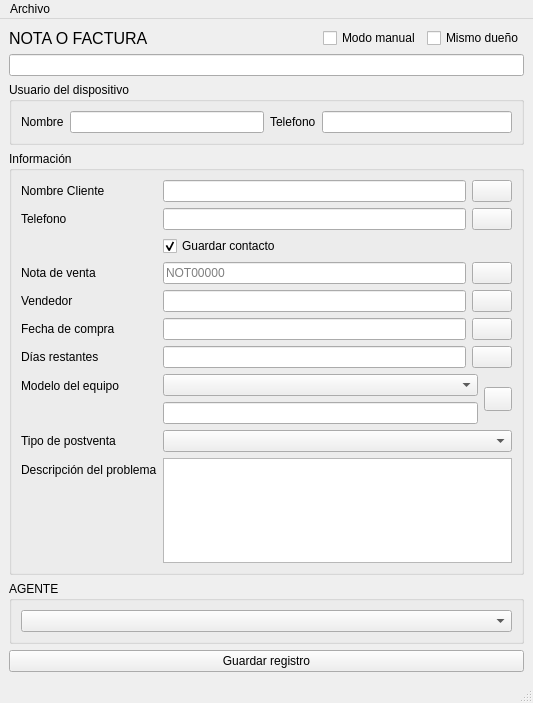
Qt form ui/aftersalesui.ui (gabod22/Pixel-after-sell-reporter) before a commit.
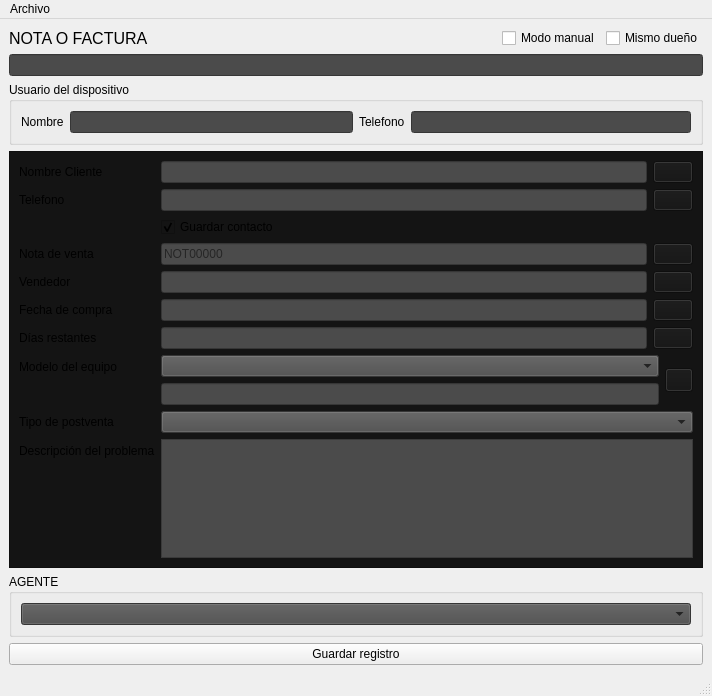
The same form after that commit. Icons and pictures are not drawn.

The edit to the form file:
```diff
--- a/ui/aftersalesui.ui
+++ b/ui/aftersalesui.ui
@@ -6,8 +6,8 @@
    <rect>
     <x>0</x>
     <y>0</y>
-    <width>533</width>
-    <height>703</height>
+    <width>712</width>
+    <height>696</height>
    </rect>
   </property>
   <property name="windowTitle">
@@ -61,7 +61,11 @@
        </layout>
       </item>
       <item>
-       <widget class="QLineEdit" name="TxtSearch"/>
+       <widget class="QLineEdit" name="TxtSearch">
+        <property name="styleSheet">
+         <string notr="true">background: rgb(75, 75, 75)</string>
+        </property>
+       </widget>
       </item>
      </layout>
     </item>
@@ -81,7 +85,11 @@
           </widget>
          </item>
          <item>
-          <widget class="QLineEdit" name="TxtUserName"/>
+          <widget class="QLineEdit" name="TxtUserName">
+           <property name="styleSheet">
+            <string notr="true">background: rgb(75, 75, 75)</string>
+           </property>
+          </widget>
          </item>
         </layout>
        </item>
@@ -95,7 +103,11 @@
           </widget>
          </item>
          <item>
-          <widget class="QLineEdit" name="TxtUserPhone"/>
+          <widget class="QLineEdit" name="TxtUserPhone">
+           <property name="styleSheet">
+            <string notr="true">background: rgb(75, 75, 75)</string>
+           </property>
+          </widget>
          </item>
         </layout>
        </item>
@@ -103,9 +115,21 @@
      </widget>
     </item>
     <item>
-     <widget class="QGroupBox" name="groupBox">
-      <property name="title">
-       <string>Información</string>
+     <widget class="QScrollArea" name="scrollArea">
+      <property name="styleSheet">
+       <string notr="true">background :rgb(20, 20, 20)</string>
+      </property>
+      <property name="widgetResizable">
+       <bool>true</bool>
+      </property>
+      <widget class="QWidget" name="scrollAreaWidgetContents">
+       <property name="geometry">
+        <rect>
+         <x>0</x>
+         <y>0</y>
+         <width>692</width>
+         <height>403</height>
+        </rect>
       </property>
       <layout class="QFormLayout" name="formLayout">
        <item row="0" column="0">
@@ -118,7 +142,11 @@
        <item row="0" column="1">
         <layout class="QHBoxLayout" name="horizontalLayout_5">
          <item>
-          <widget class="QLineEdit" name="TxtClientName"/>
+           <widget class="QLineEdit" name="TxtClientName">
+            <property name="styleSheet">
+             <string notr="true">background: rgb(75, 75, 75)</string>
+            </property>
+           </widget>
          </item>
          <item>
           <widget class="QPushButton" name="BtnCopyClientName">
@@ -142,7 +170,11 @@
        <item row="1" column="1">
         <layout class="QHBoxLayout" name="horizontalLayout_6">
          <item>
-          <widget class="QLineEdit" name="TxtClientPhone"/>
+           <widget class="QLineEdit" name="TxtClientPhone">
+            <property name="styleSheet">
+             <string notr="true">background: rgb(75, 75, 75)</string>
+            </property>
+           </widget>
          </item>
          <item>
           <widget class="QPushButton" name="BtnCopyClientPhone">
@@ -156,6 +188,16 @@
          </item>
         </layout>
        </item>
+        <item row="2" column="1">
+         <widget class="QCheckBox" name="CheckRegisterContact">
+          <property name="text">
+           <string>Guardar contacto</string>
+          </property>
+          <property name="checked">
+           <bool>true</bool>
+          </property>
+         </widget>
+        </item>
        <item row="3" column="0">
         <widget class="QLabel" name="label_4">
          <property name="text">
@@ -167,6 +209,9 @@
         <layout class="QHBoxLayout" name="horizontalLayout_7">
          <item>
           <widget class="QLineEdit" name="TxtNot">
+            <property name="styleSheet">
+             <string notr="true">background: rgb(75, 75, 75)</string>
+            </property>
            <property name="placeholderText">
             <string>NOT00000</string>
            </property>
@@ -194,7 +239,11 @@
        <item row="4" column="1">
         <layout class="QHBoxLayout" name="horizontalLayout_8">
          <item>
-          <widget class="QLineEdit" name="TxtSeller"/>
+           <widget class="QLineEdit" name="TxtSeller">
+            <property name="styleSheet">
+             <string notr="true">background: rgb(75, 75, 75)</string>
+            </property>
+           </widget>
          </item>
          <item>
           <widget class="QPushButton" name="BtnCopySeller">
@@ -219,6 +268,9 @@
         <layout class="QHBoxLayout" name="horizontalLayout_9">
          <item>
           <widget class="QLineEdit" name="TxtBuyDate">
+            <property name="styleSheet">
+             <string notr="true">background: rgb(75, 75, 75)</string>
+            </property>
            <property name="placeholderText">
             <string/>
            </property>
@@ -246,7 +298,11 @@
        <item row="6" column="1">
         <layout class="QHBoxLayout" name="horizontalLayout_10">
          <item>
-          <widget class="QLineEdit" name="TxtLeftDays"/>
+           <widget class="QLineEdit" name="TxtLeftDays">
+            <property name="styleSheet">
+             <string notr="true">background: rgb(75, 75, 75)</string>
+            </property>
+           </widget>
          </item>
          <item>
           <widget class="QPushButton" name="BtnCopyLeftDays">
@@ -272,10 +328,18 @@
          <item>
           <layout class="QVBoxLayout" name="verticalLayout_2">
            <item>
-            <widget class="QComboBox" name="CbxModel"/>
+             <widget class="QComboBox" name="CbxModel">
+              <property name="styleSheet">
+               <string notr="true">background: rgb(75, 75, 75)</string>
+              </property>
+             </widget>
            </item>
            <item>
-            <widget class="QLineEdit" name="TxtModel"/>
+             <widget class="QLineEdit" name="TxtModel">
+              <property name="styleSheet">
+               <string notr="true">background: rgb(75, 75, 75)</string>
+              </property>
+             </widget>
            </item>
           </layout>
          </item>
@@ -305,7 +369,11 @@
         </widget>
        </item>
        <item row="8" column="1">
-        <widget class="QComboBox" name="CbxType"/>
+         <widget class="QComboBox" name="CbxType">
+          <property name="styleSheet">
+           <string notr="true">background: rgb(75, 75, 75)</string>
+          </property>
+         </widget>
        </item>
        <item row="9" column="0">
         <widget class="QLabel" name="label_8">
@@ -315,19 +383,14 @@
         </widget>
        </item>
        <item row="9" column="1">
-        <widget class="QPlainTextEdit" name="TxtProblem"/>
-       </item>
-       <item row="2" column="1">
-        <widget class="QCheckBox" name="CheckRegisterContact">
-         <property name="text">
-          <string>Guardar contacto</string>
-         </property>
-         <property name="checked">
-          <bool>true</bool>
+         <widget class="QPlainTextEdit" name="TxtProblem">
+          <property name="styleSheet">
+           <string notr="true">background: rgb(75, 75, 75)</string>
          </property>
         </widget>
        </item>
       </layout>
+      </widget>
      </widget>
     </item>
     <item>
@@ -337,7 +400,11 @@
       </property>
       <layout class="QVBoxLayout" name="verticalLayout_3">
        <item>
-        <widget class="QComboBox" name="CbxAgent"/>
+        <widget class="QComboBox" name="CbxAgent">
+         <property name="styleSheet">
+          <string notr="true">background: rgb(75, 75, 75)</string>
+         </property>
+        </widget>
        </item>
       </layout>
      </widget>
@@ -356,7 +423,7 @@
     <rect>
      <x>0</x>
      <y>0</y>
-     <width>533</width>
+     <width>712</width>
      <height>33</height>
     </rect>
    </property>
```
Lines whose indentation alone changed are shown as unchanged.
